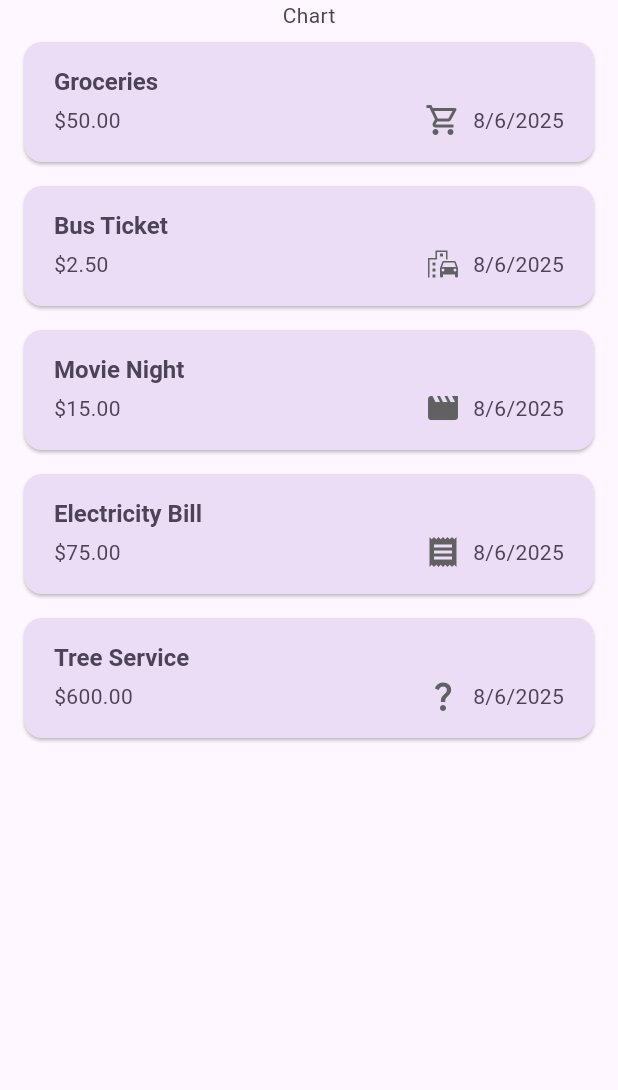
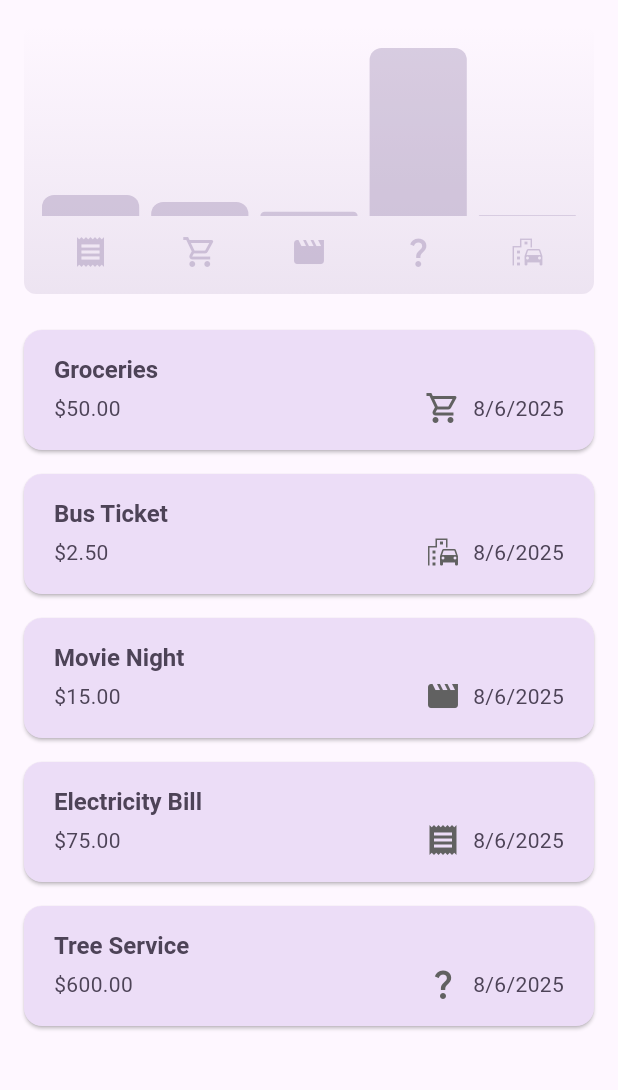
Before and after one commit to spinatose/expense_tracker, a Flutter app: the screen it shows after launch, on a phone screen of 412 x 824 dp, the part 84-1174 px from its top. Run offline on Flutter 3.47's test engine with Material 3 defaults, Android fonts, the phone set to English and light mode, and no system bars.

Commit message:
wrapping up expense tracker with chart and dark mode

```diff
--- /dev/null
+++ b/lib/domain/expense_bucket.dart
@@ -0,0 +1,20 @@
+import 'package:expense_tracker/domain/expense.dart';
+
+class ExpenseBucket {
+  final Category category;
+  final List<Expense> expenses;
+
+  ExpenseBucket({
+    required this.category,
+    required this.expenses,
+  });
+
+  ExpenseBucket.forCategory({
+    List<Expense> allExpenses = const [],
+    required this.category,
+  }) : expenses = allExpenses.where((expense) => expense.category == category).toList();
+
+  double get totalAmount {
+    return expenses.fold(0.0, (sum, expense) => sum + expense.amount);
+  }
+}
--- a/lib/main.dart
+++ b/lib/main.dart
@@ -3,6 +3,11 @@ import 'package:flutter/material.dart';
 
 var kColorScheme = ColorScheme.fromSeed(
   seedColor: Color.fromARGB(255, 78, 17, 140)
+);
+
+var kDarkScheme = ColorScheme.fromSeed(
+  seedColor: Color.fromARGB(255, 5, 99, 125),
+  brightness: Brightness.dark,
 );
 
 void main() {
@@ -17,6 +22,36 @@ class MyApp extends StatelessWidget {
   Widget build(BuildContext context) {
     return MaterialApp(
       title: 'Expenses Tracker',
+      darkTheme: ThemeData.dark().copyWith(
+        colorScheme: kDarkScheme,
+        appBarTheme: const AppBarTheme().copyWith(
+          backgroundColor: kDarkScheme.onPrimaryContainer,
+          foregroundColor: kDarkScheme.primaryContainer,
+        ),
+        cardTheme: CardThemeData(
+          color: kDarkScheme.secondaryContainer,
+          margin: const EdgeInsets.symmetric(
+            horizontal: 16.0,
+            vertical: 8.0,
+          ),
+        ),
+        elevatedButtonTheme: ElevatedButtonThemeData(
+          style: ElevatedButton.styleFrom(
+            backgroundColor: kDarkScheme.primaryContainer,
+            foregroundColor: kDarkScheme.onPrimaryContainer,
+          ),
+        ),
+        textTheme: ThemeData().textTheme.copyWith(
+          titleLarge: TextStyle(
+            fontWeight: FontWeight.bold,
+            color: kDarkScheme.onSecondaryContainer,
+            fontSize: 16.0,
+          ),
+          bodyMedium: TextStyle(
+            color: kDarkScheme.onSecondaryContainer,
+          ),
+        ),
+      ),
       theme: ThemeData().copyWith(
         colorScheme: kColorScheme,
         appBarTheme: const AppBarTheme().copyWith(
@@ -47,6 +82,7 @@ class MyApp extends StatelessWidget {
           ),
         ),
       ),
+      themeMode: ThemeMode.system, // Use system theme mode
       home: const ExpensesHome(
         // This home is the widget that will be displayed when the app starts.
         // You can change this to any widget you want, such as a custom home
--- a/lib/presentation/screen/expenses_home.dart
+++ b/lib/presentation/screen/expenses_home.dart
@@ -1,3 +1,6 @@
+import 'dart:math';
+
+import 'package:expense_tracker/presentation/widgets/chart/chart.dart';
 import 'package:expense_tracker/presentation/widgets/expenses_list/expenses_list.dart';
 import 'package:expense_tracker/domain/expense.dart';
 import 'package:expense_tracker/presentation/widgets/forms/expense_edit.dart';
@@ -96,7 +99,7 @@ class _ExpensesHomeState extends State<ExpensesHome> {
       ),
       body: Column(
         children: [
-          Text('Chart'),
+          Chart(expenses: _expenses),
           ExpensesList(expenses: _expenses, onRemoveExpense: _removeExpense),
         ],
       ),
--- /dev/null
+++ b/lib/presentation/widgets/chart/chart.dart
@@ -0,0 +1,96 @@
+import 'package:expense_tracker/domain/expense.dart';
+import 'package:expense_tracker/domain/expense_bucket.dart';
+import 'package:expense_tracker/presentation/widgets/chart/chart_bar.dart';
+import 'package:flutter/material.dart';
+
+class Chart extends StatelessWidget {
+  const Chart({super.key, required this.expenses});
+
+  final List<Expense> expenses;
+
+  List<ExpenseBucket> get buckets {
+    return [
+      ExpenseBucket.forCategory(allExpenses: expenses, category: Category.bills),
+      ExpenseBucket.forCategory(allExpenses: expenses, category: Category.food),
+      ExpenseBucket.forCategory(allExpenses: expenses, category: Category.leisure),
+      ExpenseBucket.forCategory(allExpenses: expenses, category: Category.other),
+      ExpenseBucket.forCategory(allExpenses: expenses, category: Category.travel),
+    ];
+  }
+
+  double get maxTotalExpense {
+    double maxTotalExpense = 0;
+
+    for (final bucket in buckets) {
+      if (bucket.totalAmount > maxTotalExpense) {
+        maxTotalExpense = bucket.totalAmount;
+      }
+    }
+
+    return maxTotalExpense;
+  }
+
+  @override
+  Widget build(BuildContext context) {
+    final isDarkMode =
+        MediaQuery.of(context).platformBrightness == Brightness.dark;
+    return Container(
+      margin: const EdgeInsets.all(16),
+      padding: const EdgeInsets.symmetric(
+        vertical: 16,
+        horizontal: 8,
+      ),
+      width: double.infinity,
+      height: 180,
+      decoration: BoxDecoration(
+        borderRadius: BorderRadius.circular(8),
+        gradient: LinearGradient(
+          colors: [
+            Theme.of(context).colorScheme.primary.withAlpha(30),
+            Theme.of(context).colorScheme.primary.withAlpha(0)
+          ],
+          begin: Alignment.bottomCenter,
+          end: Alignment.topCenter,
+        ),
+      ),
+      child: Column(
+        children: [
+          Expanded(
+            child: Row(
+              crossAxisAlignment: CrossAxisAlignment.end,
+              children: [
+                for (final bucket in buckets) // alternative to map()
+                  ChartBar(
+                    fill: bucket.totalAmount == 0
+                        ? 0
+                        : bucket.totalAmount / maxTotalExpense,
+                  )
+              ],
+            ),
+          ),
+          const SizedBox(height: 12),
+          Row(
+            children: buckets
+                .map(
+                  (bucket) => Expanded(
+                    child: Padding(
+                      padding: const EdgeInsets.symmetric(horizontal: 4),
+                      child: Icon(
+                        categoryIcons[bucket.category],
+                        color: isDarkMode
+                            ? Theme.of(context).colorScheme.secondary
+                            : Theme.of(context)
+                                .colorScheme
+                                .primary
+                                .withAlpha(70),
+                      ),
+                    ),
+                  ),
+                )
+                .toList(),
+          )
+        ],
+      ),
+    );
+  }
+}
--- /dev/null
+++ b/lib/presentation/widgets/chart/chart_bar.dart
@@ -0,0 +1,34 @@
+import 'package:flutter/material.dart';
+
+class ChartBar extends StatelessWidget {
+  const ChartBar({
+    super.key,
+    required this.fill,
+  });
+
+  final double fill;
+
+  @override
+  Widget build(BuildContext context) {
+    final isDarkMode =
+        MediaQuery.of(context).platformBrightness == Brightness.dark;
+    return Expanded(
+      child: Padding(
+        padding: const EdgeInsets.symmetric(horizontal: 4),
+        child: FractionallySizedBox(
+          heightFactor: fill,
+          child: DecoratedBox(
+            decoration: BoxDecoration(
+              shape: BoxShape.rectangle,
+              borderRadius:
+                  const BorderRadius.vertical(top: Radius.circular(8)),
+              color: isDarkMode
+                  ? Theme.of(context).colorScheme.secondary
+                  : Theme.of(context).colorScheme.primary.withAlpha(65),
+            ),
+          ),
+        ),
+      ),
+    );
+  }
+}
```
